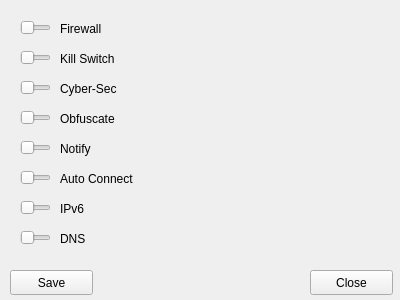
bitSheriff/norsevpn, file vizu/config.ui: the form before one commit.
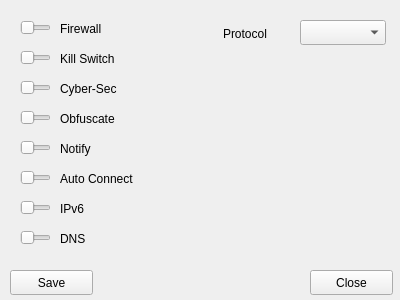
The form after the commit.

Commit message: added protocol setting

The edit to the form file:
```diff
--- a/vizu/config.ui
+++ b/vizu/config.ui
@@ -310,6 +310,47 @@
     <string>DNS</string>
    </property>
   </widget>
+  <widget class="QComboBox" name="cb_protocol">
+   <property name="geometry">
+    <rect>
+     <x>300</x>
+     <y>20</y>
+     <width>86</width>
+     <height>25</height>
+    </rect>
+   </property>
+   <property name="currentText">
+    <string/>
+   </property>
+   <property name="currentIndex">
+    <number>-1</number>
+   </property>
+   <property name="maxVisibleItems">
+    <number>2</number>
+   </property>
+   <property name="maxCount">
+    <number>2</number>
+   </property>
+   <property name="sizeAdjustPolicy">
+    <enum>QComboBox::AdjustToMinimumContentsLength</enum>
+   </property>
+   <property name="frame">
+    <bool>true</bool>
+   </property>
+  </widget>
+  <widget class="QLabel" name="label_protocol">
+   <property name="geometry">
+    <rect>
+     <x>223</x>
+     <y>25</y>
+     <width>62</width>
+     <height>17</height>
+    </rect>
+   </property>
+   <property name="text">
+    <string>Protocol</string>
+   </property>
+  </widget>
  </widget>
  <resources/>
  <connections/>
```
The commit also changes 3 other files.
